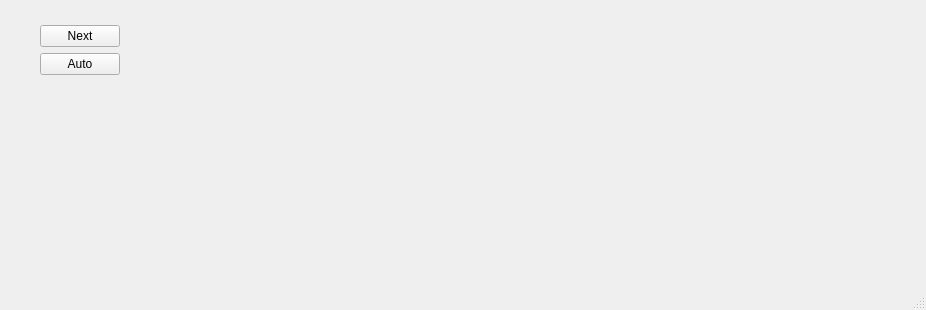
Above: Life_Game/gamewindow.ui from Grenka054/Conway-s-Game-of-Life before the change. Below: the same form after it.
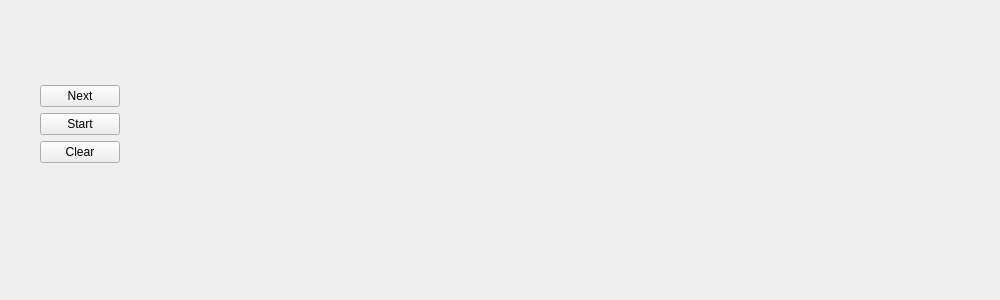
That is the form after the change.

```diff
--- a/Life_Game/gamewindow.ui
+++ b/Life_Game/gamewindow.ui
@@ -6,10 +6,16 @@
    <rect>
     <x>0</x>
     <y>0</y>
-    <width>926</width>
-    <height>310</height>
+    <width>1000</width>
+    <height>300</height>
    </rect>
   </property>
+  <property name="sizePolicy">
+   <sizepolicy hsizetype="Fixed" vsizetype="Fixed">
+    <horstretch>0</horstretch>
+    <verstretch>0</verstretch>
+   </sizepolicy>
+  </property>
   <property name="windowTitle">
    <string>GameWindow</string>
   </property>
@@ -21,7 +27,7 @@
     <bool>true</bool>
    </property>
    <property name="sizePolicy">
-    <sizepolicy hsizetype="Preferred" vsizetype="Preferred">
+    <sizepolicy hsizetype="Fixed" vsizetype="Fixed">
      <horstretch>0</horstretch>
      <verstretch>0</verstretch>
     </sizepolicy>
@@ -35,7 +41,7 @@
       <height>251</height>
      </rect>
     </property>
-    <layout class="QHBoxLayout" name="mainLayout" stretch="5,0">
+    <layout class="QHBoxLayout" name="mainLayout" stretch="12,1">
      <property name="sizeConstraint">
       <enum>QLayout::SetFixedSize</enum>
      </property>
@@ -45,7 +51,7 @@
      <item>
       <layout class="QGridLayout" name="gridLayout">
        <property name="sizeConstraint">
-        <enum>QLayout::SetFixedSize</enum>
+        <enum>QLayout::SetDefaultConstraint</enum>
        </property>
        <property name="leftMargin">
         <number>0</number>
@@ -67,7 +73,7 @@
      <item>
       <layout class="QVBoxLayout" name="verticalLayout">
        <property name="sizeConstraint">
-        <enum>QLayout::SetFixedSize</enum>
+        <enum>QLayout::SetMinimumSize</enum>
        </property>
        <property name="leftMargin">
         <number>15</number>
@@ -81,8 +87,27 @@
        <property name="bottomMargin">
         <number>15</number>
        </property>
+       <item>
+        <spacer name="verticalSpacer">
+         <property name="orientation">
+          <enum>Qt::Vertical</enum>
+         </property>
+         <property name="sizeHint" stdset="0">
+          <size>
+           <width>20</width>
+           <height>60</height>
+          </size>
+         </property>
+        </spacer>
+       </item>
        <item>
         <widget class="QPushButton" name="nextButton">
+         <property name="sizePolicy">
+          <sizepolicy hsizetype="Fixed" vsizetype="Fixed">
+           <horstretch>0</horstretch>
+           <verstretch>0</verstretch>
+          </sizepolicy>
+         </property>
          <property name="text">
           <string>Next</string>
          </property>
@@ -90,27 +115,42 @@
        </item>
        <item>
         <widget class="QPushButton" name="autoButton">
+         <property name="sizePolicy">
+          <sizepolicy hsizetype="Fixed" vsizetype="Fixed">
+           <horstretch>0</horstretch>
+           <verstretch>0</verstretch>
+          </sizepolicy>
+         </property>
          <property name="text">
-          <string>Auto</string>
+          <string>Start</string>
          </property>
         </widget>
        </item>
+       <item>
+        <widget class="QPushButton" name="clearButton">
+         <property name="text">
+          <string>Clear</string>
+         </property>
+        </widget>
+       </item>
+       <item>
+        <spacer name="verticalSpacer_2">
+         <property name="orientation">
+          <enum>Qt::Vertical</enum>
+         </property>
+         <property name="sizeHint" stdset="0">
+          <size>
+           <width>20</width>
+           <height>40</height>
+          </size>
+         </property>
+        </spacer>
+       </item>
       </layout>
      </item>
     </layout>
    </widget>
   </widget>
-  <widget class="QMenuBar" name="menubar">
-   <property name="geometry">
-    <rect>
-     <x>0</x>
-     <y>0</y>
-     <width>926</width>
-     <height>22</height>
-    </rect>
-   </property>
-  </widget>
-  <widget class="QStatusBar" name="statusbar"/>
  </widget>
  <resources/>
  <connections/>
```
